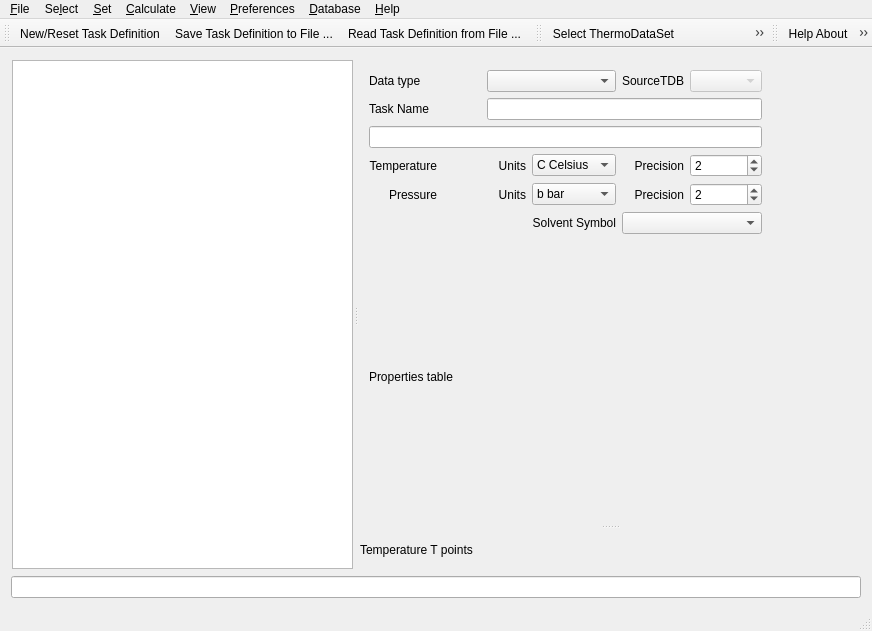
First picture: the form in DemoGUI/src/ThermoFunWidget.ui, repository thermohub/thermofun, before the edit.
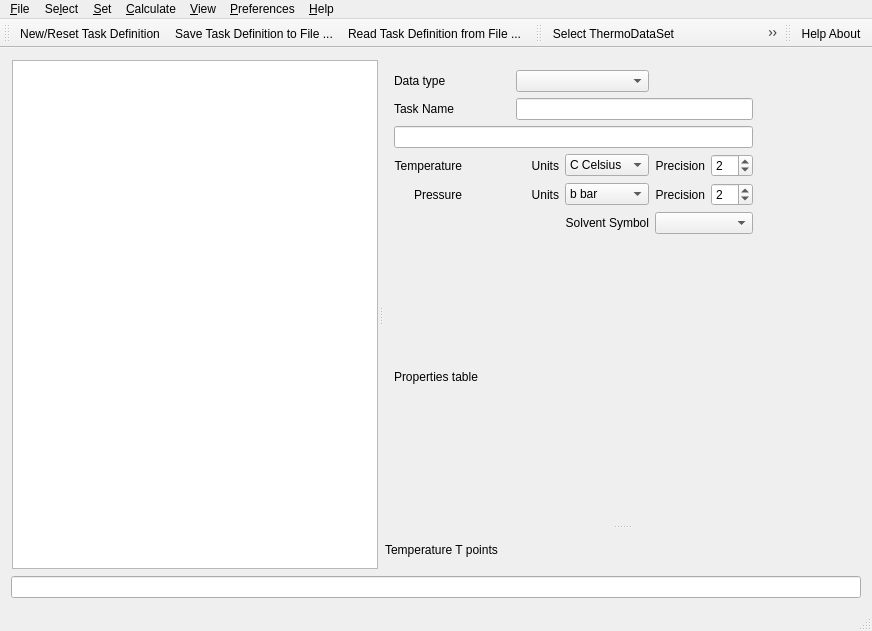
Second picture: the form after the edit. Icons and pictures are not drawn.

Commit message: First test ThermoFun Dialog

Diff of the .ui file:
```diff
--- a/DemoGUI/src/ThermoFunWidget.ui
+++ b/DemoGUI/src/ThermoFunWidget.ui
@@ -109,16 +109,6 @@
               </property>
              </widget>
             </item>
-            <item row="0" column="4">
-             <widget class="QLabel" name="label_11">
-              <property name="text">
-               <string>SourceTDB</string>
-              </property>
-              <property name="alignment">
-               <set>Qt::AlignRight|Qt::AlignTrailing|Qt::AlignVCenter</set>
-              </property>
-             </widget>
-            </item>
             <item row="4" column="5">
              <widget class="QSpinBox" name="pPrecision">
               <property name="toolTip">
@@ -247,13 +237,6 @@
               </item>
              </widget>
             </item>
-            <item row="0" column="5">
-             <widget class="QComboBox" name="pSourceTDB">
-              <property name="enabled">
-               <bool>false</bool>
-              </property>
-             </widget>
-            </item>
             <item row="7" column="0" colspan="8">
              <widget class="QLabel" name="label_9">
               <property name="maximumSize">
@@ -404,14 +387,6 @@
      <height>19</height>
     </rect>
    </property>
-   <widget class="QMenu" name="menuDataBase">
-    <property name="title">
-     <string>&amp;Database</string>
-    </property>
-    <addaction name="actionSearch"/>
-    <addaction name="actionSearch_Results"/>
-    <addaction name="separator"/>
-   </widget>
    <widget class="QMenu" name="menu_File">
     <property name="title">
      <string>&amp;File</string>
@@ -482,7 +457,6 @@
    <addaction name="menu_Calc"/>
    <addaction name="menuView"/>
    <addaction name="menuPreferences"/>
-   <addaction name="menuDataBase"/>
    <addaction name="menuHelp"/>
   </widget>
   <widget class="QStatusBar" name="statusBar"/>
@@ -530,7 +504,6 @@
     <bool>false</bool>
    </attribute>
    <addaction name="action_Help_About"/>
-   <addaction name="actionSearch"/>
   </widget>
   <action name="actionE_xit">
    <property name="text">
@@ -594,23 +567,6 @@
     <string>Help &amp;Contents ...</string>
    </property>
   </action>
-  <action name="actionSearch">
-   <property name="icon">
-    <iconset resource="../ThermoFunDemoGUI.qrc">
-     <normaloff>:/Icons/SelectDisplayRecordIcon24.png</normaloff>:/Icons/SelectDisplayRecordIcon24.png</iconset>
-   </property>
-   <property name="text">
-    <string>Create a &amp;Query to FInd Substances ...</string>
-   </property>
-  </action>
-  <action name="actionSearch_Results">
-   <property name="text">
-    <string>E&amp;xplore this Query Results Table ...</string>
-   </property>
-   <property name="shortcut">
-    <string>F3</string>
-   </property>
-  </action>
   <action name="actionVersion">
    <property name="text">
     <string>&amp;Version ...</string>
```
Left out of the diff: 2 changed lines with no effect on the pictures. The commit also changes 10 other files.
